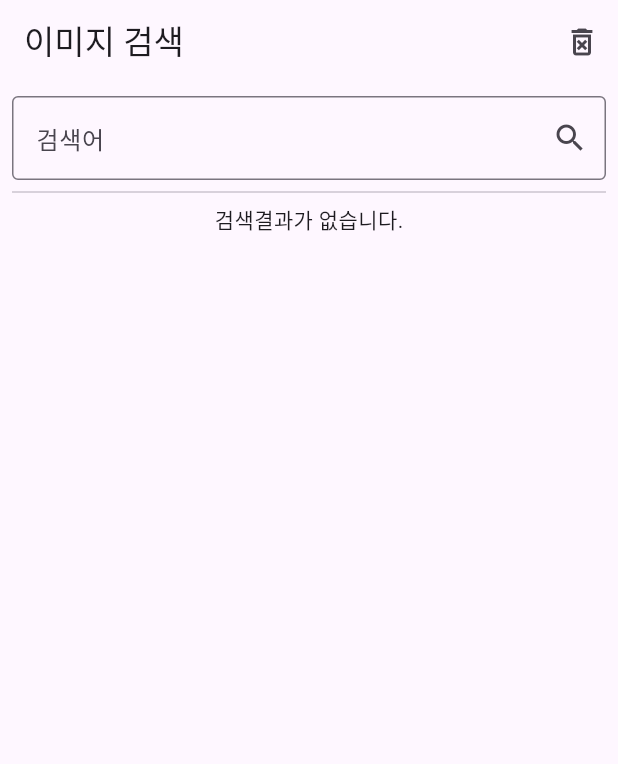
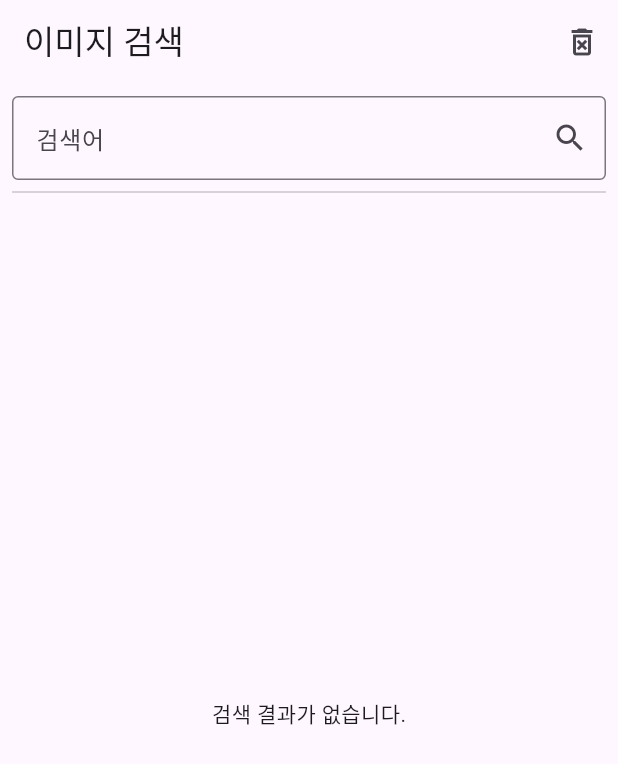
Before and after one commit to KimDonghyeok/flutter_image_search_with_provider, a Flutter app: the screen it shows after launch, on a phone screen of 412 x 824 dp. Shown: the top 764 px of the screen. Run offline on Flutter 3.47's test engine with Material 3 defaults, Android fonts, the light colour scheme and no system bars; our stand-ins replace freezed_annotation, go_router.

Commit message:
fix: CircularProgressIndicator 나타나지 않는 문제 수정

```diff
--- a/lib/presentation/photo_list/photo_list_search_screen.dart
+++ b/lib/presentation/photo_list/photo_list_search_screen.dart
@@ -54,14 +54,11 @@ class _PhotoListScreenState extends State<PhotoListScreen> {
               ),
             ),
             const Divider(),
-            viewModel.photos.isEmpty
-                ? Center(
-                    child: Container(
-                    child: const Text('검색결과가 없습니다.'),
-                  ))
-                : Expanded(
+            Expanded(
               child: viewModel.isLoading
                   ? const Center(child: CircularProgressIndicator())
+                  : viewModel.photos.isEmpty
+                      ? const Center(child: Text('검색 결과가 없습니다.'))
                       : GridView.count(
                           crossAxisCount: 2,
                           mainAxisSpacing: 8,
```
Also changed, not shown: lib/presentation/photo_list/photo_list_search_view_model.dart (+9 -5 lines). Lines whose indentation alone changed are shown as unchanged.
